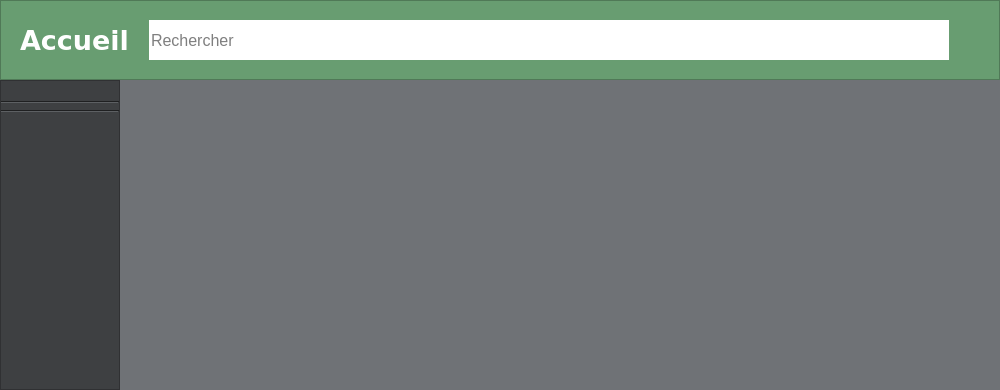
TheoFRASSI/GaleriePhotoIHM, file mainwindow.ui: the form before one commit.
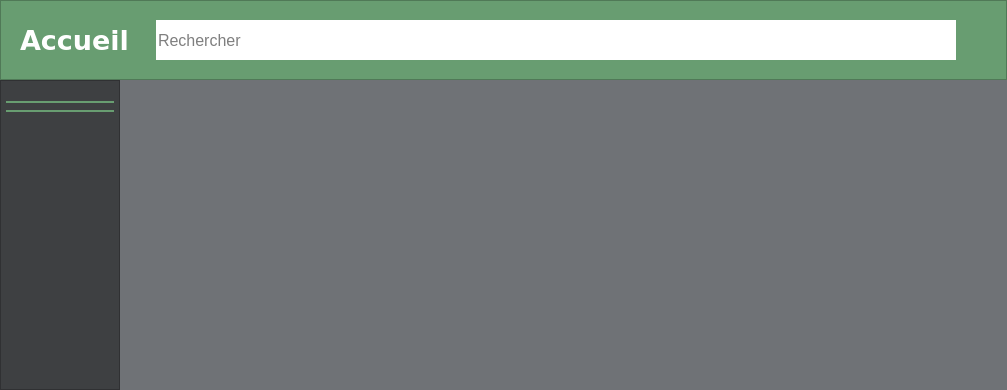
The form after the commit. Icons and pictures are not drawn.

Commit message: Ajout du colorPicker fonctionnel et legere amelioration de l'interface de accueilwindow.

```diff
--- a/mainwindow.ui
+++ b/mainwindow.ui
@@ -6,7 +6,7 @@
    <rect>
     <x>0</x>
     <y>0</y>
-    <width>952</width>
+    <width>1007</width>
     <height>390</height>
    </rect>
   </property>
@@ -2084,8 +2084,462 @@
              </item>
              <item>
               <layout class="QVBoxLayout" name="layoutMenuTopLine">
+               <property name="leftMargin">
+                <number>5</number>
+               </property>
+               <property name="rightMargin">
+                <number>5</number>
+               </property>
                <item>
                 <widget class="Line" name="menuTopLine">
+                 <property name="palette">
+                  <palette>
+                   <active>
+                    <colorrole role="WindowText">
+                     <brush brushstyle="SolidPattern">
+                      <color alpha="255">
+                       <red>104</red>
+                       <green>157</green>
+                       <blue>113</blue>
+                      </color>
+                     </brush>
+                    </colorrole>
+                    <colorrole role="Button">
+                     <brush brushstyle="SolidPattern">
+                      <color alpha="255">
+                       <red>104</red>
+                       <green>157</green>
+                       <blue>113</blue>
+                      </color>
+                     </brush>
+                    </colorrole>
+                    <colorrole role="Light">
+                     <brush brushstyle="SolidPattern">
+                      <color alpha="255">
+                       <red>156</red>
+                       <green>236</green>
+                       <blue>170</blue>
+                      </color>
+                     </brush>
+                    </colorrole>
+                    <colorrole role="Midlight">
+                     <brush brushstyle="SolidPattern">
+                      <color alpha="255">
+                       <red>130</red>
+                       <green>196</green>
+                       <blue>141</blue>
+                      </color>
+                     </brush>
+                    </colorrole>
+                    <colorrole role="Dark">
+                     <brush brushstyle="SolidPattern">
+                      <color alpha="255">
+                       <red>52</red>
+                       <green>78</green>
+                       <blue>56</blue>
+                      </color>
+                     </brush>
+                    </colorrole>
+                    <colorrole role="Mid">
+                     <brush brushstyle="SolidPattern">
+                      <color alpha="255">
+                       <red>69</red>
+                       <green>105</green>
+                       <blue>75</blue>
+                      </color>
+                     </brush>
+                    </colorrole>
+                    <colorrole role="Text">
+                     <brush brushstyle="SolidPattern">
+                      <color alpha="255">
+                       <red>0</red>
+                       <green>0</green>
+                       <blue>0</blue>
+                      </color>
+                     </brush>
+                    </colorrole>
+                    <colorrole role="BrightText">
+                     <brush brushstyle="SolidPattern">
+                      <color alpha="255">
+                       <red>255</red>
+                       <green>255</green>
+                       <blue>255</blue>
+                      </color>
+                     </brush>
+                    </colorrole>
+                    <colorrole role="ButtonText">
+                     <brush brushstyle="SolidPattern">
+                      <color alpha="255">
+                       <red>0</red>
+                       <green>0</green>
+                       <blue>0</blue>
+                      </color>
+                     </brush>
+                    </colorrole>
+                    <colorrole role="Base">
+                     <brush brushstyle="SolidPattern">
+                      <color alpha="255">
+                       <red>255</red>
+                       <green>255</green>
+                       <blue>255</blue>
+                      </color>
+                     </brush>
+                    </colorrole>
+                    <colorrole role="Window">
+                     <brush brushstyle="SolidPattern">
+                      <color alpha="255">
+                       <red>104</red>
+                       <green>157</green>
+                       <blue>113</blue>
+                      </color>
+                     </brush>
+                    </colorrole>
+                    <colorrole role="Shadow">
+                     <brush brushstyle="SolidPattern">
+                      <color alpha="255">
+                       <red>0</red>
+                       <green>0</green>
+                       <blue>0</blue>
+                      </color>
+                     </brush>
+                    </colorrole>
+                    <colorrole role="AlternateBase">
+                     <brush brushstyle="SolidPattern">
+                      <color alpha="255">
+                       <red>179</red>
+                       <green>206</green>
+                       <blue>184</blue>
+                      </color>
+                     </brush>
+                    </colorrole>
+                    <colorrole role="ToolTipBase">
+                     <brush brushstyle="SolidPattern">
+                      <color alpha="255">
+                       <red>255</red>
+                       <green>255</green>
+                       <blue>220</blue>
+                      </color>
+                     </brush>
+                    </colorrole>
+                    <colorrole role="ToolTipText">
+                     <brush brushstyle="SolidPattern">
+                      <color alpha="255">
+                       <red>0</red>
+                       <green>0</green>
+                       <blue>0</blue>
+                      </color>
+                     </brush>
+                    </colorrole>
+                    <colorrole role="PlaceholderText">
+                     <brush brushstyle="SolidPattern">
+                      <color alpha="128">
+                       <red>0</red>
+                       <green>0</green>
+                       <blue>0</blue>
+                      </color>
+                     </brush>
+                    </colorrole>
+                   </active>
+                   <inactive>
+                    <colorrole role="WindowText">
+                     <brush brushstyle="SolidPattern">
+                      <color alpha="255">
+                       <red>104</red>
+                       <green>157</green>
+                       <blue>113</blue>
+                      </color>
+                     </brush>
+                    </colorrole>
+                    <colorrole role="Button">
+                     <brush brushstyle="SolidPattern">
+                      <color alpha="255">
+                       <red>104</red>
+                       <green>157</green>
+                       <blue>113</blue>
+                      </color>
+                     </brush>
+                    </colorrole>
+                    <colorrole role="Light">
+                     <brush brushstyle="SolidPattern">
+                      <color alpha="255">
+                       <red>156</red>
+                       <green>236</green>
+                       <blue>170</blue>
+                      </color>
+                     </brush>
+                    </colorrole>
+                    <colorrole role="Midlight">
+                     <brush brushstyle="SolidPattern">
+                      <color alpha="255">
+                       <red>130</red>
+                       <green>196</green>
+                       <blue>141</blue>
+                      </color>
+                     </brush>
+                    </colorrole>
+                    <colorrole role="Dark">
+                     <brush brushstyle="SolidPattern">
+                      <color alpha="255">
+                       <red>52</red>
+                       <green>78</green>
+                       <blue>56</blue>
+                      </color>
+                     </brush>
+                    </colorrole>
+                    <colorrole role="Mid">
+                     <brush brushstyle="SolidPattern">
+                      <color alpha="255">
+                       <red>69</red>
+                       <green>105</green>
+                       <blue>75</blue>
+                      </color>
+                     </brush>
+                    </colorrole>
+                    <colorrole role="Text">
+                     <brush brushstyle="SolidPattern">
+                      <color alpha="255">
+                       <red>0</red>
+                       <green>0</green>
+                       <blue>0</blue>
+                      </color>
+                     </brush>
+                    </colorrole>
+                    <colorrole role="BrightText">
+                     <brush brushstyle="SolidPattern">
+                      <color alpha="255">
+                       <red>255</red>
+                       <green>255</green>
+                       <blue>255</blue>
+                      </color>
+                     </brush>
+                    </colorrole>
+                    <colorrole role="ButtonText">
+                     <brush brushstyle="SolidPattern">
+                      <color alpha="255">
+                       <red>0</red>
+                       <green>0</green>
+                       <blue>0</blue>
+                      </color>
+                     </brush>
+                    </colorrole>
+                    <colorrole role="Base">
+                     <brush brushstyle="SolidPattern">
+                      <color alpha="255">
+                       <red>255</red>
+                       <green>255</green>
+                       <blue>255</blue>
+                      </color>
+                     </brush>
+                    </colorrole>
+                    <colorrole role="Window">
+                     <brush brushstyle="SolidPattern">
+                      <color alpha="255">
+                       <red>104</red>
+                       <green>157</green>
+                       <blue>113</blue>
+                      </color>
+                     </brush>
+                    </colorrole>
+                    <colorrole role="Shadow">
+                     <brush brushstyle="SolidPattern">
+                      <color alpha="255">
+                       <red>0</red>
+                       <green>0</green>
+                       <blue>0</blue>
+                      </color>
+                     </brush>
+                    </colorrole>
+                    <colorrole role="AlternateBase">
+                     <brush brushstyle="SolidPattern">
+                      <color alpha="255">
+                       <red>179</red>
+                       <green>206</green>
+                       <blue>184</blue>
+                      </color>
+                     </brush>
+                    </colorrole>
+                    <colorrole role="ToolTipBase">
+                     <brush brushstyle="SolidPattern">
+                      <color alpha="255">
+                       <red>255</red>
+                       <green>255</green>
+                       <blue>220</blue>
+                      </color>
+                     </brush>
+                    </colorrole>
+                    <colorrole role="ToolTipText">
+                     <brush brushstyle="SolidPattern">
+                      <color alpha="255">
+                       <red>0</red>
+                       <green>0</green>
+                       <blue>0</blue>
+                      </color>
+                     </brush>
+                    </colorrole>
+                    <colorrole role="PlaceholderText">
+                     <brush brushstyle="SolidPattern">
+                      <color alpha="128">
+                       <red>0</red>
+                       <green>0</green>
+                       <blue>0</blue>
+                      </color>
+                     </brush>
+                    </colorrole>
+                   </inactive>
+                   <disabled>
+                    <colorrole role="WindowText">
+                     <brush brushstyle="SolidPattern">
+                      <color alpha="255">
+                       <red>52</red>
+                       <green>78</green>
+                       <blue>56</blue>
+                      </color>
+                     </brush>
+                    </colorrole>
+                    <colorrole role="Button">
+                     <brush brushstyle="SolidPattern">
+                      <color alpha="255">
+                       <red>104</red>
+                       <green>157</green>
+                       <blue>113</blue>
+                      </color>
+                     </brush>
+                    </colorrole>
+                    <colorrole role="Light">
+                     <brush brushstyle="SolidPattern">
+                      <color alpha="255">
+                       <red>156</red>
+                       <green>236</green>
+                       <blue>170</blue>
+                      </color>
+                     </brush>
+                    </colorrole>
+                    <colorrole role="Midlight">
+                     <brush brushstyle="SolidPattern">
+                      <color alpha="255">
+                       <red>130</red>
+                       <green>196</green>
+                       <blue>141</blue>
+                      </color>
+                     </brush>
+                    </colorrole>
+                    <colorrole role="Dark">
+                     <brush brushstyle="SolidPattern">
+                      <color alpha="255">
+                       <red>52</red>
+                       <green>78</green>
+                       <blue>56</blue>
+                      </color>
+                     </brush>
+                    </colorrole>
+                    <colorrole role="Mid">
+                     <brush brushstyle="SolidPattern">
+                      <color alpha="255">
+                       <red>69</red>
+                       <green>105</green>
+                       <blue>75</blue>
+                      </color>
+                     </brush>
+                    </colorrole>
+                    <colorrole role="Text">
+                     <brush brushstyle="SolidPattern">
+                      <color alpha="255">
+                       <red>52</red>
+                       <green>78</green>
+                       <blue>56</blue>
+                      </color>
+                     </brush>
+                    </colorrole>
+                    <colorrole role="BrightText">
+                     <brush brushstyle="SolidPattern">
+                      <color alpha="255">
+                       <red>255</red>
+                       <green>255</green>
+                       <blue>255</blue>
+                      </color>
+                     </brush>
+                    </colorrole>
+                    <colorrole role="ButtonText">
+                     <brush brushstyle="SolidPattern">
+                      <color alpha="255">
+                       <red>52</red>
+                       <green>78</green>
+                       <blue>56</blue>
+                      </color>
+                     </brush>
+                    </colorrole>
+                    <colorrole role="Base">
+                     <brush brushstyle="SolidPattern">
+                      <color alpha="255">
+                       <red>104</red>
+                       <green>157</green>
+                       <blue>113</blue>
+                      </color>
+                     </brush>
+                    </colorrole>
+                    <colorrole role="Window">
+                     <brush brushstyle="SolidPattern">
+                      <color alpha="255">
+                       <red>104</red>
+                       <green>157</green>
+                       <blue>113</blue>
+                      </color>
+                     </brush>
+                    </colorrole>
+                    <colorrole role="Shadow">
+                     <brush brushstyle="SolidPattern">
+                      <color alpha="255">
+                       <red>0</red>
+                       <green>0</green>
+                       <blue>0</blue>
+                      </color>
+                     </brush>
+                    </colorrole>
+                    <colorrole role="AlternateBase">
+                     <brush brushstyle="SolidPattern">
+                      <color alpha="255">
+                       <red>104</red>
+                       <green>157</green>
+                       <blue>113</blue>
+                      </color>
+                     </brush>
+                    </colorrole>
+                    <colorrole role="ToolTipBase">
+                     <brush brushstyle="SolidPattern">
+                      <color alpha="255">
+                       <red>255</red>
+                       <green>255</green>
+                       <blue>220</blue>
+                      </color>
+                     </brush>
+                    </colorrole>
+                    <colorrole role="ToolTipText">
+                     <brush brushstyle="SolidPattern">
+                      <color alpha="255">
+                       <red>0</red>
+                       <green>0</green>
+                       <blue>0</blue>
+                      </color>
+                     </brush>
+                    </colorrole>
+                    <colorrole role="PlaceholderText">
+                     <brush brushstyle="SolidPattern">
+                      <color alpha="128">
+                       <red>0</red>
+                       <green>0</green>
+                       <blue>0</blue>
+                      </color>
+                     </brush>
+                    </colorrole>
+                   </disabled>
+                  </palette>
+                 </property>
+                 <property name="frameShadow">
+                  <enum>QFrame::Plain</enum>
+                 </property>
+                 <property name="lineWidth">
+                  <number>2</number>
+                 </property>
                  <property name="orientation">
                   <enum>Qt::Horizontal</enum>
                  </property>
@@ -2095,8 +2549,57 @@
              </item>
              <item>
               <layout class="QVBoxLayout" name="layoutMenuBotLine">
+               <property name="leftMargin">
+                <number>5</number>
+               </property>
+               <property name="rightMargin">
+                <number>5</number>
+               </property>
                <item>
                 <widget class="Line" name="menuBotLine">
+                 <property name="palette">
+                  <palette>
+                   <active>
+                    <colorrole role="WindowText">
+                     <brush brushstyle="SolidPattern">
+                      <color alpha="255">
+                       <red>104</red>
+                       <green>157</green>
+                       <blue>113</blue>
+                      </color>
+                     </brush>
+                    </colorrole>
+                   </active>
+                   <inactive>
+                    <colorrole role="WindowText">
+                     <brush brushstyle="SolidPattern">
+                      <color alpha="255">
+                       <red>104</red>
+                       <green>157</green>
+                       <blue>113</blue>
+                      </color>
+                     </brush>
+                    </colorrole>
+                   </inactive>
+                   <disabled>
+                    <colorrole role="WindowText">
+                     <brush brushstyle="SolidPattern">
+                      <color alpha="255">
+                       <red>31</red>
+                       <green>32</green>
+                       <blue>33</blue>
+                      </color>
+                     </brush>
+                    </colorrole>
+                   </disabled>
+                  </palette>
+                 </property>
+                 <property name="frameShadow">
+                  <enum>QFrame::Plain</enum>
+                 </property>
+                 <property name="lineWidth">
+                  <number>2</number>
+                 </property>
                  <property name="orientation">
                   <enum>Qt::Horizontal</enum>
                  </property>
```
The commit also changes 103 other files.
